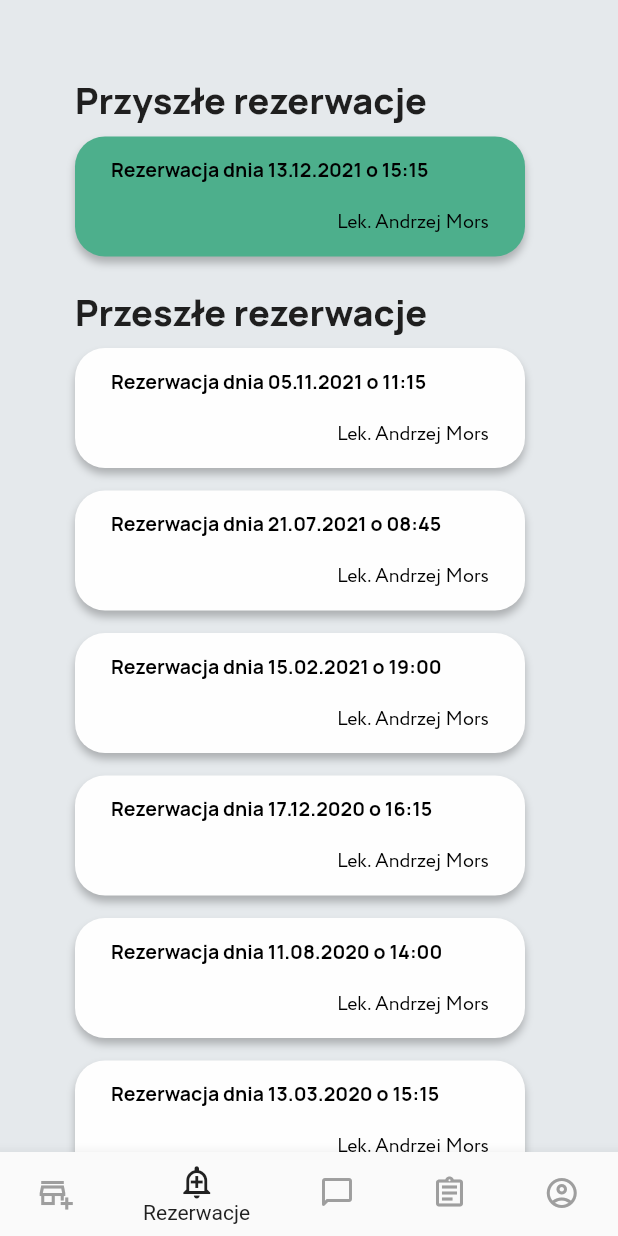
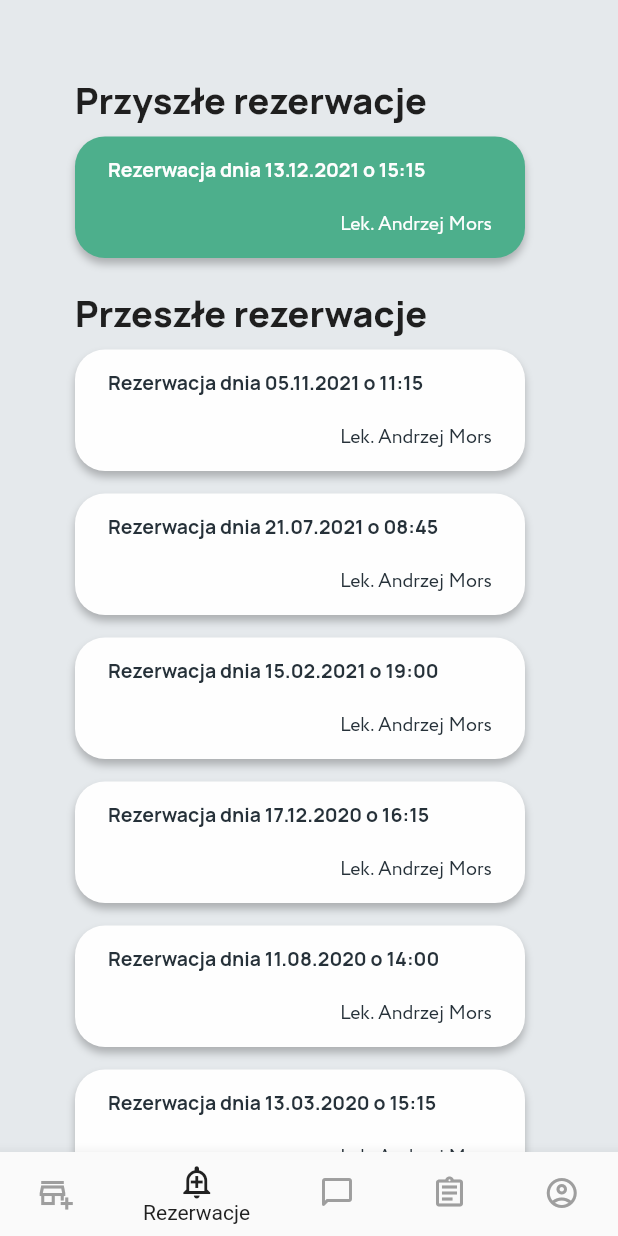
Before and after one commit to julitarasenko/admin_app, a Flutter app: the HomeScreen screen opened by its route, item 2 of the bottom bar chosen, on a phone screen of 412 x 824 dp. Run offline on Flutter 3.47's test engine with Material 2 defaults, Android fonts, the phone set to English and light mode, and no system bars; our stand-ins replace form_validator, logger.

Commit message:
Changing the design and adding a widget sick leave

```diff
--- a/lib/features/home/home_screen.dart
+++ b/lib/features/home/home_screen.dart
@@ -1,4 +1,5 @@
 import 'package:admin_app/features/reservation/reservations_screen.dart';
+import 'package:admin_app/features/sick_leave/screens/sick_leave_screen.dart';
 import 'package:flutter/material.dart';
 
 class HomeScreen extends StatefulWidget {
@@ -18,13 +19,7 @@ class _HomeScreenState extends State<HomeScreen> {
       ),
     ),
     ReservationScreen(),
-    Text(
-      'Index 2: Czat',
-      style: TextStyle(
-        fontSize: 30,
-        fontWeight: FontWeight.bold,
-      ),
-    ),
+    SickLeaveScreen(),
     Text(
       'Index 3: Karta zdrowia',
       style: TextStyle(
--- /dev/null
+++ b/lib/features/reservation/reservation_card.dart
@@ -0,0 +1,74 @@
+import 'package:flutter/material.dart';
+
+class ReservationCard extends StatelessWidget {
+  final String reservation;
+  final String doctor;
+  final bool isPastReservation;
+
+  ReservationCard({
+    required this.reservation,
+    required this.doctor,
+    this.isPastReservation = true,
+  });
+
+  @override
+  Widget build(BuildContext context) {
+    return Container(
+      constraints: BoxConstraints(
+        maxWidth: 300,
+        maxHeight: 85,
+      ),
+      padding: EdgeInsets.symmetric(
+        vertical: 13,
+        horizontal: 22,
+      ),
+      decoration: BoxDecoration(
+        borderRadius: BorderRadius.circular(20),
+        boxShadow: [
+          BoxShadow(
+            color: Color(0x3f000000),
+            blurRadius: 4,
+            offset: Offset(0, 4),
+          ),
+        ],
+        color: isPastReservation ? Color(0xFFFEFEFE) : Color(0xFF4DAF8C),
+      ),
+      child: Container(
+        child: Column(
+          mainAxisSize: MainAxisSize.min,
+          children: [
+            Align(
+              alignment: Alignment.topLeft,
+              child: Text(
+                reservation,
+                style: TextStyle(
+                  color:
+                      isPastReservation ? Color(0xFF263139) : Color(0xFFFEFEFE),
+                  fontSize: 13,
+                  fontFamily: 'Manrope',
+                  fontWeight: FontWeight.w700,
+                ),
+              ),
+            ),
+            SizedBox(
+              height: 18,
+            ),
+            Align(
+              alignment: Alignment.bottomRight,
+              child: Text(
+                doctor,
+                style: TextStyle(
+                  color:
+                      isPastReservation ? Color(0xFF263139) : Color(0xFFFEFEFE),
+                  fontSize: 13,
+                  fontFamily: 'Circe',
+                  fontWeight: FontWeight.w500,
+                ),
+              ),
+            ),
+          ],
+        ),
+      ),
+    );
+  }
+}
--- a/lib/features/reservation/reservation_table.dart
+++ /dev/null
@@ -1,72 +0,0 @@
-import 'package:flutter/material.dart';
-
-class ReservationTable extends StatelessWidget {
-  final String reservation;
-  final String doctor;
-  final Color color;
-
-  ReservationTable({
-    required this.reservation,
-    required this.doctor,
-    required this.color,
-  });
-
-  @override
-  Widget build(BuildContext context) {
-    return Container(
-      width: 300,
-      height: 80,
-      decoration: BoxDecoration(
-        borderRadius: BorderRadius.circular(20),
-        boxShadow: [
-          BoxShadow(
-            color: Color(0x3f000000),
-            blurRadius: 4,
-            offset: Offset(0, 4),
-          ),
-        ],
-        color: color,
-      ),
-      child: Row(
-        mainAxisSize: MainAxisSize.min,
-        mainAxisAlignment: MainAxisAlignment.center,
-        crossAxisAlignment: CrossAxisAlignment.center,
-        children: [
-          Container(
-            width: 252,
-            height: 54,
-            child: Stack(
-              children: [
-                Positioned(
-                  child: Text(
-                    reservation,
-                    style: TextStyle(
-                      color: Colors.black,
-                      fontSize: 13,
-                      fontFamily: 'Manrope',
-                      fontWeight: FontWeight.w700,
-                    ),
-                  ),
-                ),
-                Positioned.fill(
-                  child: Align(
-                    alignment: Alignment.bottomRight,
-                    child: Text(
-                      doctor,
-                      style: TextStyle(
-                        color: Colors.black,
-                        fontSize: 13,
-                        fontFamily: 'Circe',
-                        fontWeight: FontWeight.w500,
-                      ),
-                    ),
-                  ),
-                ),
-              ],
-            ),
-          ),
-        ],
-      ),
-    );
-  }
-}
--- a/lib/features/reservation/reservations_screen.dart
+++ b/lib/features/reservation/reservations_screen.dart
@@ -1,4 +1,4 @@
-import 'package:admin_app/features/reservation/reservation_table.dart';
+import 'package:admin_app/features/reservation/reservation_card.dart';
 import 'package:flutter/material.dart';
 
 class ReservationScreen extends StatefulWidget {
@@ -29,10 +29,10 @@ class _ReservationScreenState extends State<ReservationScreen> {
                 ),
               ),
             ),
-            ReservationTable(
+            ReservationCard(
               reservation: 'Rezerwacja dnia 13.12.2021 o 15:15',
               doctor: 'Lek. Andrzej Mors',
-              color: Color(0xff4daf8c),
+              isPastReservation: false,
             ),
             SizedBox(height: 20),
             Container(
@@ -46,40 +46,34 @@ class _ReservationScreenState extends State<ReservationScreen> {
                 ),
               ),
             ),
-            ReservationTable(
+            ReservationCard(
               reservation: 'Rezerwacja dnia 05.11.2021 o 11:15',
               doctor: 'Lek. Andrzej Mors',
-              color: Color(0xfffefefe),
             ),
             SizedBox(height: 15),
-            ReservationTable(
+            ReservationCard(
               reservation: 'Rezerwacja dnia 21.07.2021 o 08:45',
               doctor: 'Lek. Andrzej Mors',
-              color: Color(0xfffefefe),
             ),
             SizedBox(height: 15),
-            ReservationTable(
+            ReservationCard(
               reservation: 'Rezerwacja dnia 15.02.2021 o 19:00',
               doctor: 'Lek. Andrzej Mors',
-              color: Color(0xfffefefe),
             ),
             SizedBox(height: 15),
-            ReservationTable(
+            ReservationCard(
               reservation: 'Rezerwacja dnia 17.12.2020 o 16:15',
               doctor: 'Lek. Andrzej Mors',
-              color: Color(0xfffefefe),
             ),
             SizedBox(height: 15),
-            ReservationTable(
+            ReservationCard(
               reservation: 'Rezerwacja dnia 11.08.2020 o 14:00',
               doctor: 'Lek. Andrzej Mors',
-              color: Color(0xfffefefe),
             ),
             SizedBox(height: 15),
-            ReservationTable(
+            ReservationCard(
               reservation: 'Rezerwacja dnia 13.03.2020 o 15:15',
               doctor: 'Lek. Andrzej Mors',
-              color: Color(0xfffefefe),
             ),
           ],
         ),
--- a/pubspec.yaml
+++ b/pubspec.yaml
@@ -37,6 +37,8 @@ flutter:
   uses-material-design: true
   assets:
     - assets/
+    - assets/images/
+#    - assets/images/start_screen_background.png
 
   fonts:
     - family: Manrope
```
Also changed, not shown: lib/features/login/screens/login_screen.dart (+2 -22 lines), lib/features/login/screens/signup_screen.dart (+3 -10 lines), lib/features/login/widgets/user_data_sign_text_field.dart (+6 -5 lines), lib/features/sick_leave/screens/sick_leave_screen.dart (added, +12 -0 lines), lib/features/sick_leave/widgets/sick_leave_card.dart (added, +85 -0 lines), lib/features/start_screen.dart (+27 -4 lines).
